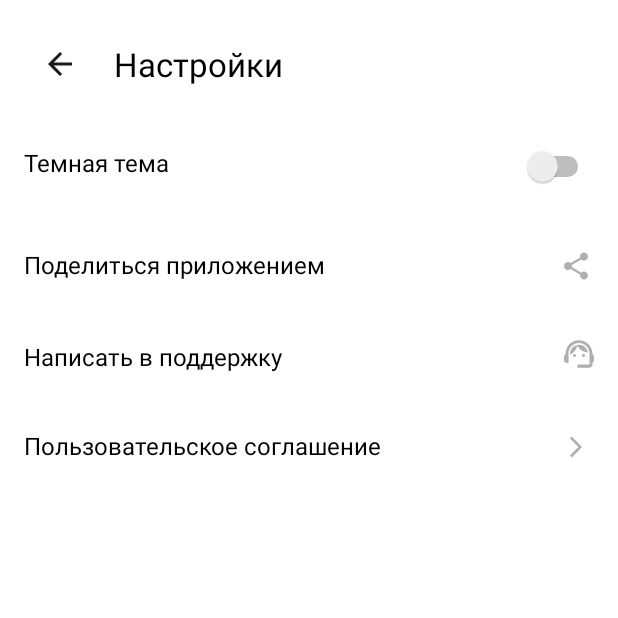
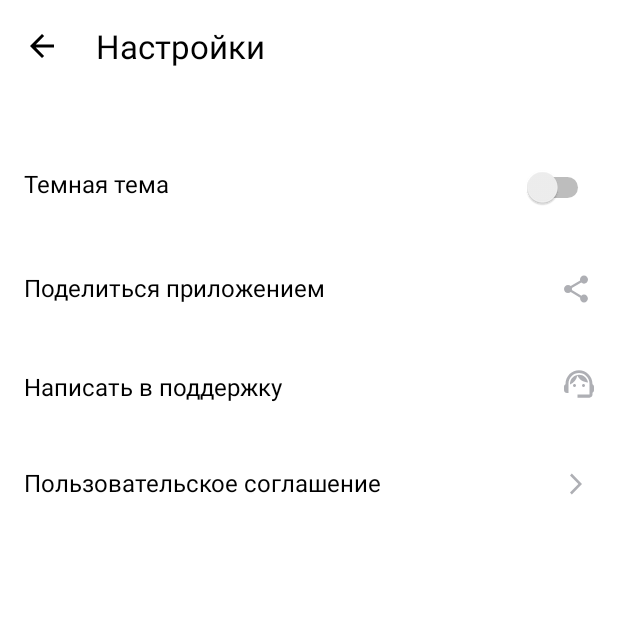
Before and after one commit to RTRT10000/PlaylistMaker, an Android app: the SettingsActivity screen opened directly, with no data from a screen before it, on a phone screen of 412 x 824 dp, the top half of it. Run offline under Robolectric (Android 15) with nearby library versions, the phone set to English and light mode, and no system bars.

```diff
--- a/app/src/main/AndroidManifest.xml
+++ b/app/src/main/AndroidManifest.xml
@@ -13,7 +13,7 @@
         android:theme="@style/Theme.MaterialComponents.DayNight.NoActionBar"
         tools:targetApi="31">
         <activity
-            android:name=".FindActivity"
+            android:name=".SearchActivity"
             android:exported="false" />
         <activity
             android:name=".MediaActivity"
--- a/app/src/main/java/com/practicum/playlistmaker/FindActivity.kt
+++ b/app/src/main/java/com/practicum/playlistmaker/SearchActivity.kt
@@ -3,9 +3,9 @@ package com.practicum.playlistmaker
 import androidx.appcompat.app.AppCompatActivity
 import android.os.Bundle
 
-class FindActivity : AppCompatActivity() {
+class SearchActivity : AppCompatActivity() {
     override fun onCreate(savedInstanceState: Bundle?) {
         super.onCreate(savedInstanceState)
-        setContentView(R.layout.activity_find)
+        setContentView(R.layout.activity_search)
     }
 }
--- a/app/src/main/res/drawable/arrow_back.xml
+++ b/app/src/main/res/drawable/arrow_back.xml
@@ -8,6 +8,6 @@
         android:pathData="M0,0h24v24h-24z"/>
     <path
         android:pathData="M20,11H7.83L13.42,5.41L12,4L4,12L12,20L13.41,18.59L7.83,13H20V11Z"
-        android:fillColor="#1A1B22"/>
+        android:fillColor="@color/black"/>
   </group>
 </vector>
--- a/app/src/main/res/layout/activity_find.xml
+++ b/app/src/main/res/layout/activity_search.xml
@@ -4,6 +4,6 @@
     xmlns:tools="http://schemas.android.com/tools"
     android:layout_width="match_parent"
     android:layout_height="match_parent"
-    tools:context=".FindActivity">
+    tools:context=".SearchActivity">
 
 </androidx.constraintlayout.widget.ConstraintLayout>
--- a/app/src/main/res/layout/activity_settings.xml
+++ b/app/src/main/res/layout/activity_settings.xml
@@ -3,48 +3,45 @@
     android:layout_width="match_parent"
     android:layout_height="match_parent"
     android:background="@color/white"
-    android:orientation="vertical"
-    android:padding="16dp">
+    android:orientation="vertical">
 
     <LinearLayout
         android:layout_width="match_parent"
         android:layout_height="wrap_content"
-        android:padding="12dp">
+        android:padding="@dimen/dp_16">
 
         <ImageView
            android:layout_width="wrap_content"
-           android:layout_height="match_parent"
-           android:src="@drawable/arrow_back"
-           android:paddingRight="12dp"/>
+           android:layout_height="wrap_content"
+           android:layout_gravity="center"
+           android:src="@drawable/arrow_back"/>
 
         <TextView
             android:layout_width="match_parent"
             android:layout_height="wrap_content"
             android:text="@string/settings"
-            android:textSize="22sp"
-           android:paddingLeft="12dp"
-           android:textColor="@color/black"/>
-
-
+            android:textSize="@dimen/sp_22"
+            android:layout_marginLeft="@dimen/dp_24"
+            android:textColor="@color/black"/>
     </LinearLayout>
 
     <FrameLayout
         android:layout_width="match_parent"
         android:layout_height="wrap_content"
-        android:layout_marginTop="28dp"
-        android:paddingBottom="21dp">
+        android:layout_marginTop="34dp"
+        android:padding="@dimen/dp_16">
 
        <TextView
            android:layout_width="wrap_content"
            android:layout_height="wrap_content"
            android:text="@string/black_threme"
            android:textSize="@dimen/setting_font"
-          android:layout_gravity="start"
-          android:textColor="@color/black"/>
+           android:layout_gravity="start"
+           android:textColor="@color/black"/>
 
         <Switch
            android:layout_width="wrap_content"
-           android:layout_height="match_parent"
+           android:layout_height="wrap_content"
            android:layout_gravity="end"/>
 
     </FrameLayout>>
@@ -52,11 +49,11 @@
      <FrameLayout
         android:layout_width="match_parent"
         android:layout_height="wrap_content"
-        android:paddingTop="@dimen/setting_top_padding"
-        android:paddingBottom="@dimen/setting_bottom_padding" >
+        android:layout_marginTop="@dimen/dp_10"
+        android:padding="@dimen/dp_16">
 
         <TextView
-            android:layout_width="wrap_content"
+            android:layout_width="match_parent"
             android:layout_height="wrap_content"
             android:text="@string/sharing"
             android:textSize="@dimen/setting_font"
@@ -74,8 +71,8 @@
     <FrameLayout
         android:layout_width="match_parent"
         android:layout_height="wrap_content"
-        android:paddingTop="@dimen/setting_top_padding"
-        android:paddingBottom="@dimen/setting_bottom_padding">
+        android:layout_marginTop="@dimen/dp_10"
+        android:padding="@dimen/dp_16">
 
         <TextView
             android:layout_width="wrap_content"
@@ -96,8 +93,8 @@
     <FrameLayout
         android:layout_width="match_parent"
         android:layout_height="wrap_content"
-        android:paddingTop="@dimen/setting_top_padding"
-        android:paddingBottom="@dimen/setting_bottom_padding">
+        android:layout_marginTop="@dimen/dp_10"
+        android:padding="@dimen/dp_16">
 
         <TextView
             android:layout_width="wrap_content"
@@ -112,9 +109,6 @@
             android:layout_height="wrap_content"
             android:layout_gravity="end"
             android:src="@drawable/arrow_forward"/>
-
     </FrameLayout>>
 
-
-
 </LinearLayout>
--- a/app/src/main/res/values/dimens.xml
+++ b/app/src/main/res/values/dimens.xml
@@ -4,4 +4,10 @@
     <dimen name="setting_font">16sp</dimen>
     <dimen name="setting_top_padding">19dp</dimen>
     <dimen name="setting_bottom_padding">18dp</dimen>
+    <dimen name="sp_22">22sp</dimen>
+    <dimen name="dp_16">16dp</dimen>
+    <dimen name="dp_24">24dp</dimen>
+    <dimen name="dp_12">12dp</dimen>
+    <dimen name="dp_10">10dp</dimen>
+
 </resources>
--- a/app/src/main/res/values/strings.xml
+++ b/app/src/main/res/values/strings.xml
@@ -4,9 +4,9 @@
     <string name="find">Поиск</string>
     <string name="mediateck">Медиатека</string>
     <string name="settings">Настройки</string>
-    <string name="black_threme" translatable="false">Темная тема</string>
-    <string name="sharing" translatable="false">Поделиться приложением</string>
-    <string name="write_support" translatable="false">Написать в поддержку</string>
-    <string name="agreement" translatable="false">Пользовательское соглашение</string>
+    <string name="black_threme" translatable="true">Темная тема</string>
+    <string name="sharing" translatable="true">Поделиться приложением</string>
+    <string name="write_support" translatable="true">Написать в поддержку</string>
+    <string name="agreement" translatable="true">Пользовательское соглашение</string>
 
 </resources>
```
Also changed, not shown: app/src/main/java/com/practicum/playlistmaker/MainActivity.kt (+2 -7 lines), app/src/main/res/layout/activity_main.xml (+14 -8 lines), 1 other file.
